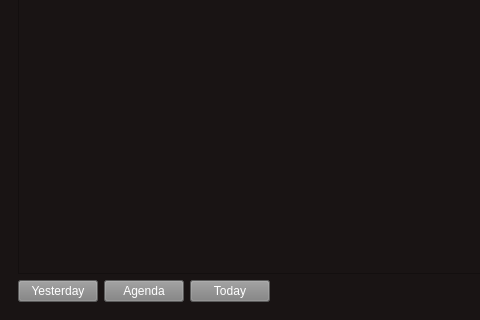
This is mutak/mainwindow.ui in ahmed-debbech/mutak as Qt 5 draws it before an edit; both pictures show x 0 to 480 and y 414 to 734 of the 581 by 734 pixel window. The edited form follows.
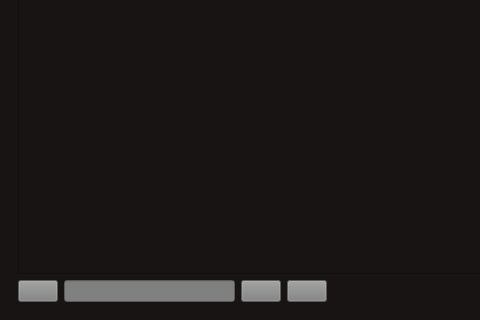
This is the edited form. The open tabs and pages were chosen to show the change.

Commit message: Fix and enhance the UI of the navigation calendar

What changed in the file:
```diff
--- a/mutak/mainwindow.ui
+++ b/mutak/mainwindow.ui
@@ -356,31 +356,29 @@
           <item>
            <widget class="QPushButton" name="navPrev">
             <property name="styleSheet">
-             <string notr="true">#navPrev{
-	background-color: grey;
-	color: white;
-	font: bold 13px '://resources/fonts/Gotham-UltraItalic.otf';
-}</string>
+             <string notr="true">color: white;
+background-color:  grey;
+font: bold 14px '://resources/fonts/Gotham-UltraItalic.otf';</string>
             </property>
             <property name="text">
-             <string>Yesterday</string>
+             <string/>
             </property>
            </widget>
           </item>
           <item>
-           <widget class="QPushButton" name="nav">
-            <property name="enabled">
-             <bool>true</bool>
-            </property>
+           <widget class="QLineEdit" name="dateName">
             <property name="styleSheet">
-             <string notr="true">#nav{
-	background-color: grey;
-	color: white;
-	font: bold 13px '://resources/fonts/Gotham-UltraItalic.otf';
-}</string>
+             <string notr="true">background-color: grey;
+color: white;</string>
             </property>
             <property name="text">
-             <string>Agenda</string>
+             <string/>
+            </property>
+            <property name="readOnly">
+             <bool>true</bool>
+            </property>
+            <property name="clearButtonEnabled">
+             <bool>false</bool>
             </property>
            </widget>
           </item>
@@ -394,7 +392,24 @@
 }</string>
             </property>
             <property name="text">
-             <string>Today</string>
+             <string/>
+            </property>
+           </widget>
+          </item>
+          <item>
+           <widget class="QPushButton" name="nav">
+            <property name="enabled">
+             <bool>true</bool>
+            </property>
+            <property name="styleSheet">
+             <string notr="true">#nav{
+	background-color: grey;
+	color: white;
+	font: bold 14px '://resources/fonts/Gotham-UltraItalic.otf';
+}</string>
+            </property>
+            <property name="text">
+             <string/>
             </property>
            </widget>
           </item>
```
Left out of the diff: 4 changed lines with no effect on the pictures. The commit also changes 7 other files.
